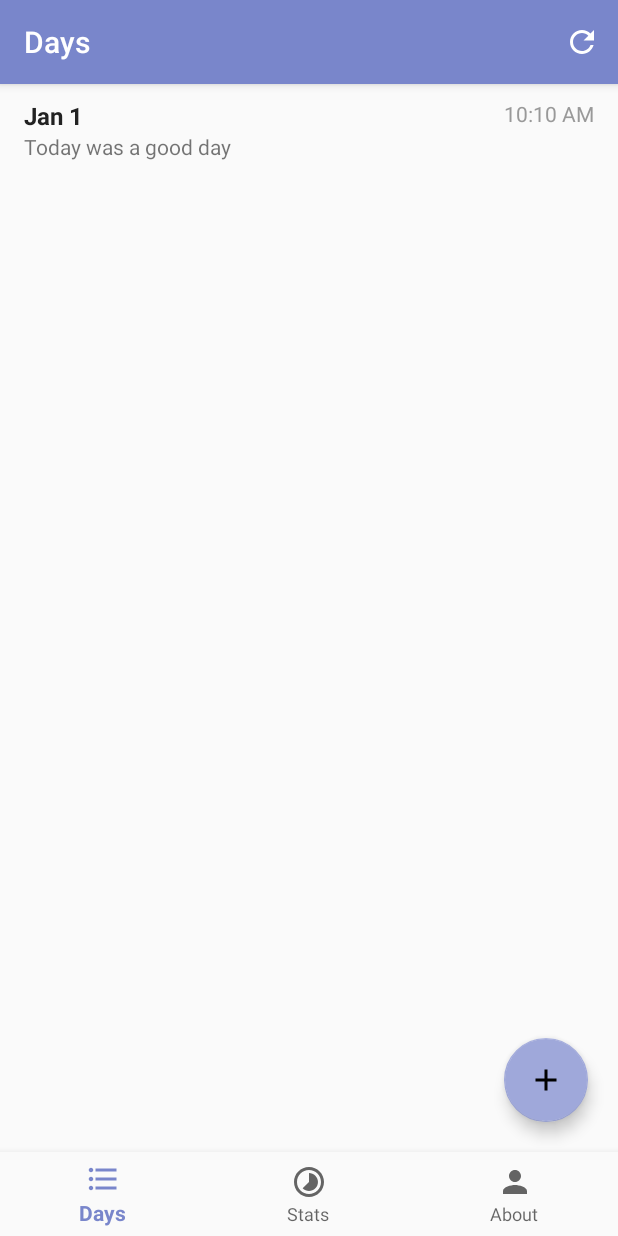
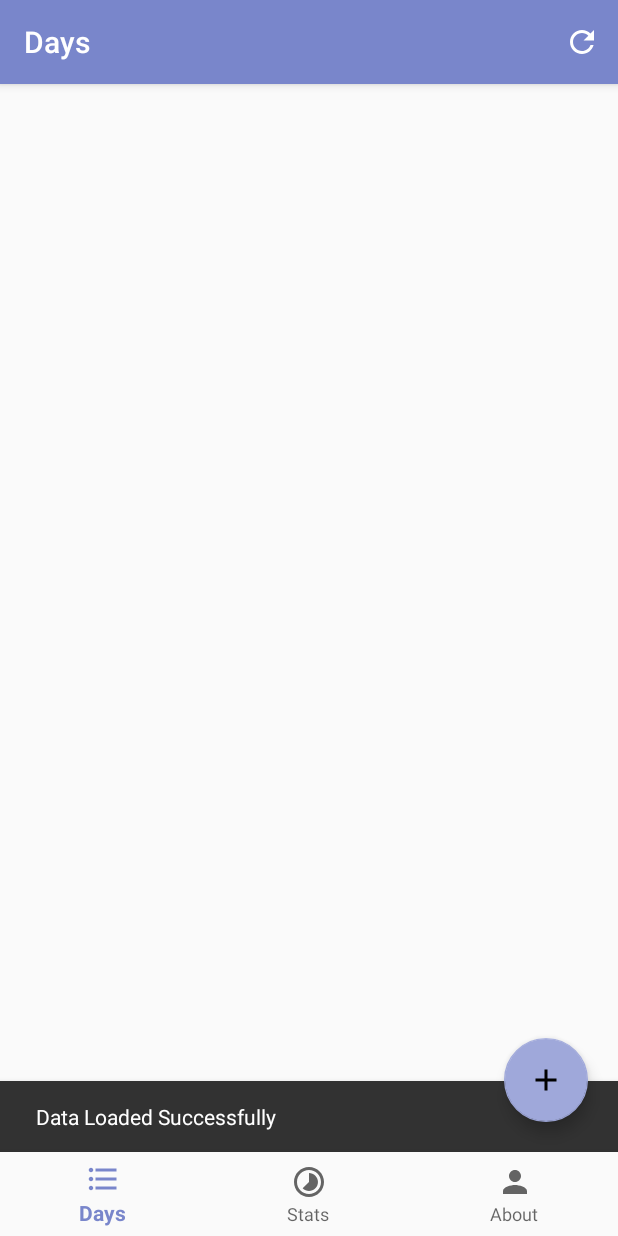
Before and after one commit to Esarve/Days, an Android app: the screen it shows after launch (MainActivity), after a tap on an icon or button, on a phone screen of 412 x 824 dp. Run offline under Robolectric (Android 15) with nearby library versions, the phone set to English and light mode, and no system bars; 1 other tap on this screen came first.

Commit message:
idk what I did, but basically everything seems to work for now.

```diff
--- a/app/src/main/java/bd/diu/sourav/days/DefaultFragment.java
+++ b/app/src/main/java/bd/diu/sourav/days/DefaultFragment.java
@@ -32,6 +32,5 @@ public class DefaultFragment extends Fragment {
         daysAdapter.update(sqlite.getData());
         daysAdapter.notifyDataSetChanged();
         return view;
-
     }
 }
--- a/app/src/main/java/bd/diu/sourav/days/MainActivity.java
+++ b/app/src/main/java/bd/diu/sourav/days/MainActivity.java
@@ -4,25 +4,25 @@ import android.content.Intent;
 import android.os.Build;
 import android.support.annotation.NonNull;
 import android.support.design.widget.BottomNavigationView;
+import android.support.design.widget.CoordinatorLayout;
+import android.support.design.widget.FloatingActionButton;
+import android.support.design.widget.Snackbar;
 import android.support.v4.app.Fragment;
 import android.support.v7.app.AppCompatActivity;
 import android.os.Bundle;
-import android.support.v7.widget.RecyclerView;
 import android.view.Menu;
 import android.view.MenuInflater;
 import android.view.MenuItem;
 import android.view.View;
 
-import java.util.ArrayList;
-import java.util.List;
 
 public class MainActivity extends AppCompatActivity {
 
     Intent intent;
-    Sqlite database = new Sqlite(this);
+   /* Sqlite database = new Sqlite(this);
     private List<Days> days = new ArrayList<>();
     RecyclerView recyclerView;
-    DaysAdapter daysAdapter;
+    DaysAdapter daysAdapter;*/
 
     @Override
     protected void onCreate(Bundle savedInstanceState) {
@@ -34,7 +34,7 @@ public class MainActivity extends AppCompatActivity {
         BottomNavigationView bottomNav = findViewById(R.id.btm_nav);
         bottomNav.setOnNavigationItemSelectedListener(navlistner);
 
-        database.addData("Jan 1","Today was a good day","10:10 AM");
+        //database.addData("Jan 1","Today was a good day","10:10 AM");
         /*recyclerView = findViewById(R.id.recycler_view);
 
         daysAdapter = new DaysAdapter(days);
@@ -45,6 +45,17 @@ public class MainActivity extends AppCompatActivity {
         recyclerView.setAdapter(daysAdapter);
         daysAdapter.update(database.getData());
         daysAdapter.notifyDataSetChanged();*/
+    }
+
+    @Override
+    protected void onResume() {
+        super.onResume();
+        loadDefaultFragment();
+        CoordinatorLayout coordinatorLayout = findViewById(R.id.fragment_cont);
+        Snackbar snackbar = Snackbar
+                .make(coordinatorLayout, "Data Loaded Successfully", Snackbar.LENGTH_LONG);
+
+        snackbar.show();
     }
 
     @Override
--- a/app/src/main/res/layout/activity_main.xml
+++ b/app/src/main/res/layout/activity_main.xml
@@ -6,7 +6,7 @@
     xmlns:app="http://schemas.android.com/apk/res-auto"
     tools:context=".MainActivity">
 
-    <FrameLayout
+    <android.support.design.widget.CoordinatorLayout
         android:id="@+id/fragment_cont"
         android:layout_width="match_parent"
         android:layout_height="match_parent"
--- a/app/src/main/res/values/strings.xml
+++ b/app/src/main/res/values/strings.xml
@@ -2,4 +2,5 @@
     <string name="app_name">Days</string>
     <string name="enter_your_text_here">Tell me about your day…</string>
     <string name="cal_icon">cal_icon</string>
+    <string name="save">Save</string>
 </resources>
```
Also changed, not shown: app/src/main/java/bd/diu/sourav/days/TextInput.java (+44 -0 lines), app/src/main/res/layout/activity_text_input.xml (+24 -9 lines).
